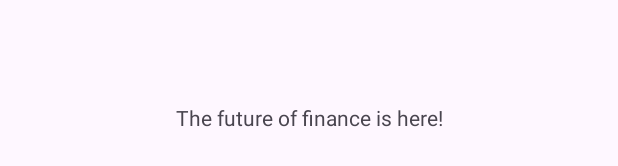
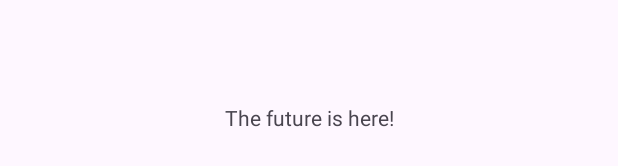
Before and after one commit to Leon-0-0-7/projekt_TNUV, an Android app: the layout activity_main.xml on its own in the app's theme, with its tools: preview values and no code run, on a phone screen of 412 x 824 dp. Shown: the part 501-667 px from the top of the screen. Run offline under Robolectric (Android 15) with nearby library versions, the phone set to English and light mode, and no system bars.

Commit message:
Changed welcome string

```diff
--- a/app/src/main/res/values/strings.xml
+++ b/app/src/main/res/values/strings.xml
@@ -1,4 +1,4 @@
 <resources>
     <string name="app_name">projekt-TNUV-1</string>
-    <string name="the_future_of_finance_is_here">The future of finance is here!</string>
+    <string name="the_future_of_finance_is_here">The future is here!</string>
 </resources>
```
